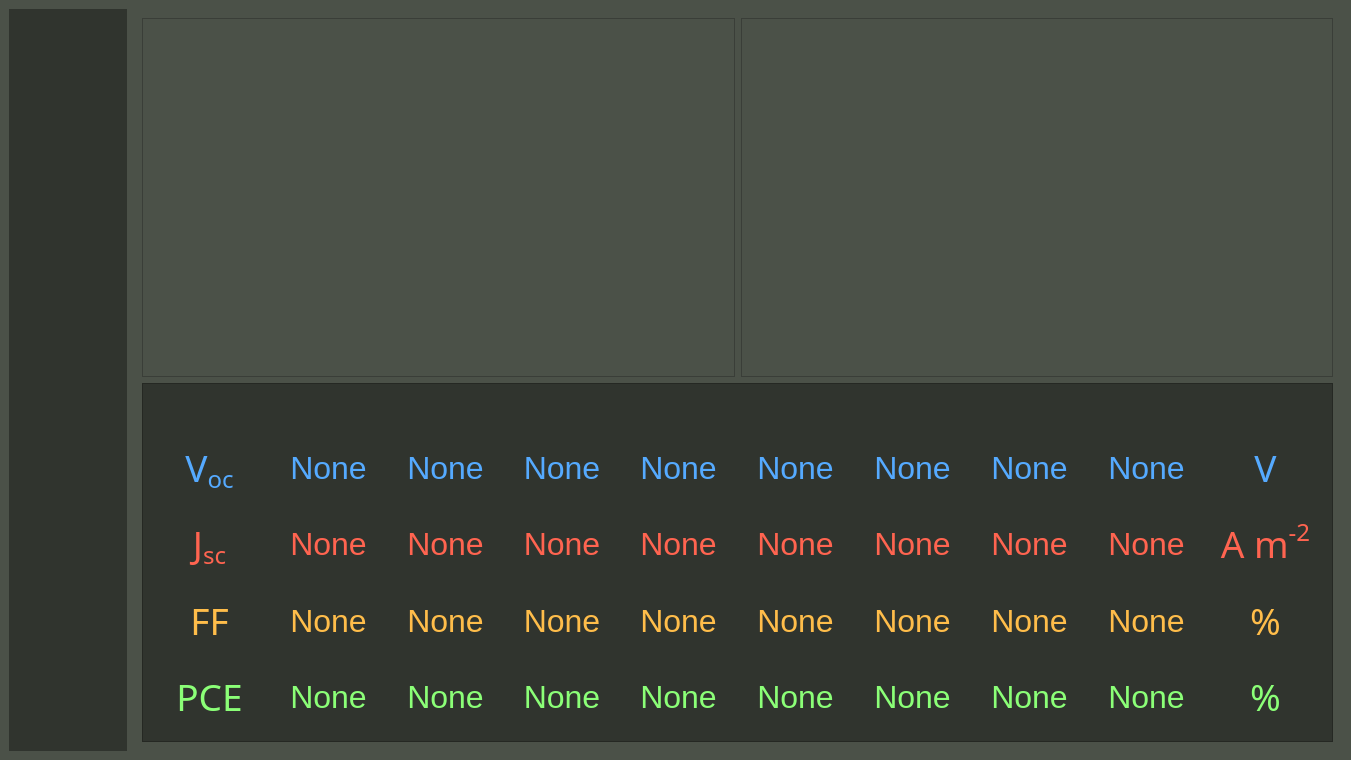
This is form.ui in minusmagis/GreenhouseMeasurements as Qt 5 draws it before an edit. The edited form follows.
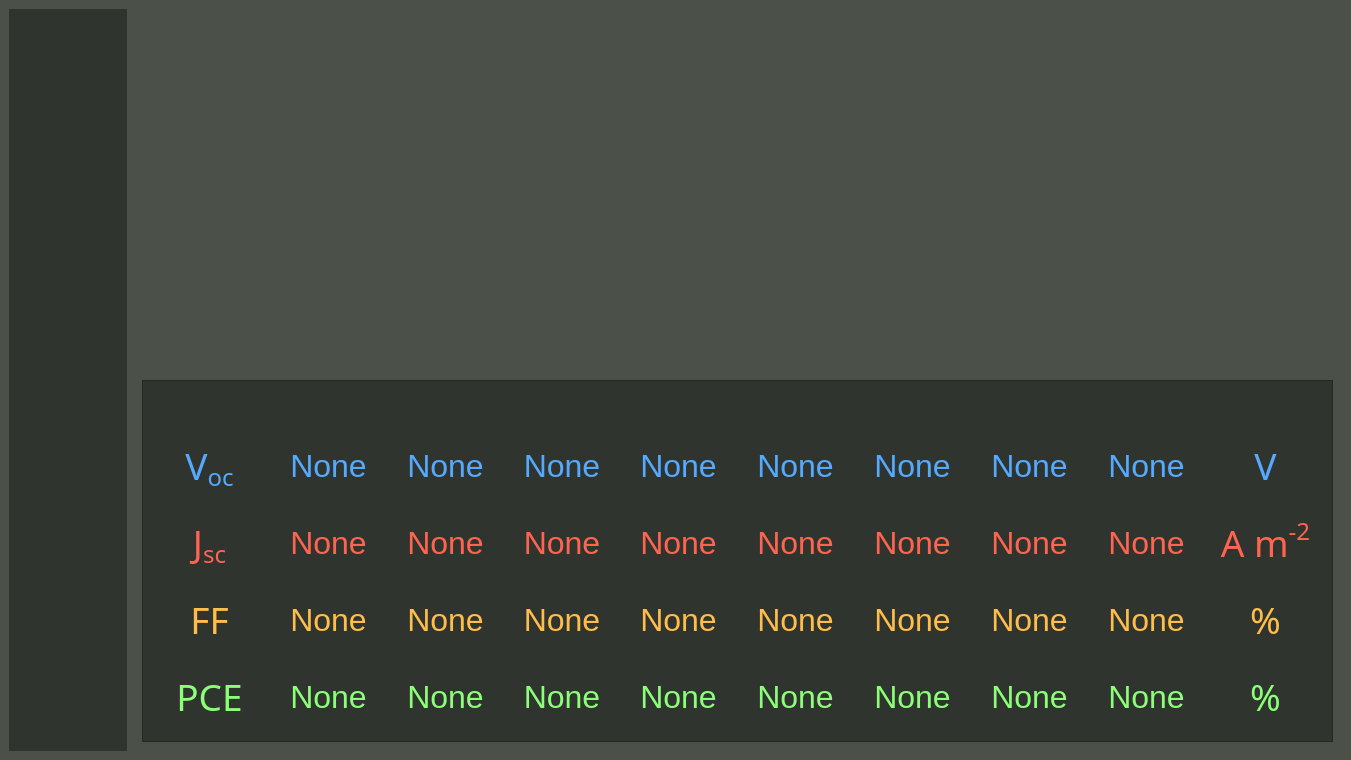
This is the edited form. The open tabs and pages were chosen to show the change. Icons and pictures are not drawn.

Commit message: Quick UI modification for preparation to code

What changed in the file:
```diff
--- a/form.ui
+++ b/form.ui
@@ -230,28 +230,11 @@
        <number>3</number>
       </property>
       <widget class="QWidget" name="JVCurvesStack">
-       <layout class="QGridLayout" name="gridLayout_2" rowstretch="50,50">
-        <item row="0" column="0">
-         <widget class="QFrame" name="JVGraphEastFrame">
-          <property name="frameShape">
-           <enum>QFrame::StyledPanel</enum>
-          </property>
-          <property name="frameShadow">
-           <enum>QFrame::Raised</enum>
-          </property>
-         </widget>
+       <layout class="QVBoxLayout" name="verticalLayout_5" stretch="1,1">
+        <item>
+         <layout class="QHBoxLayout" name="horizontalLayout_2"/>
         </item>
-        <item row="0" column="1">
-         <widget class="QFrame" name="JVGraphWestFrame">
-          <property name="frameShape">
-           <enum>QFrame::StyledPanel</enum>
-          </property>
-          <property name="frameShadow">
-           <enum>QFrame::Raised</enum>
-          </property>
-         </widget>
-        </item>
-        <item row="1" column="0" colspan="2">
+        <item>
          <widget class="QFrame" name="JVParametersFrame">
           <property name="styleSheet">
            <string notr="true">background-color: rgb(48, 52, 46);</string>
```
Left out of the diff: 2 changed lines with no effect on the pictures.
